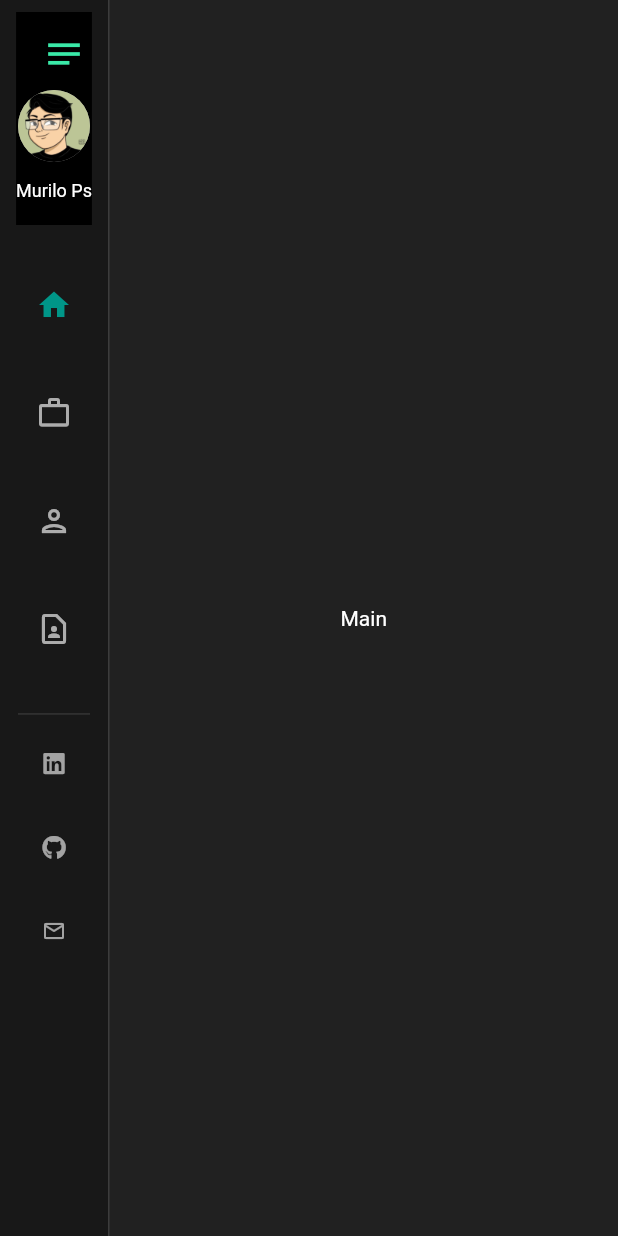
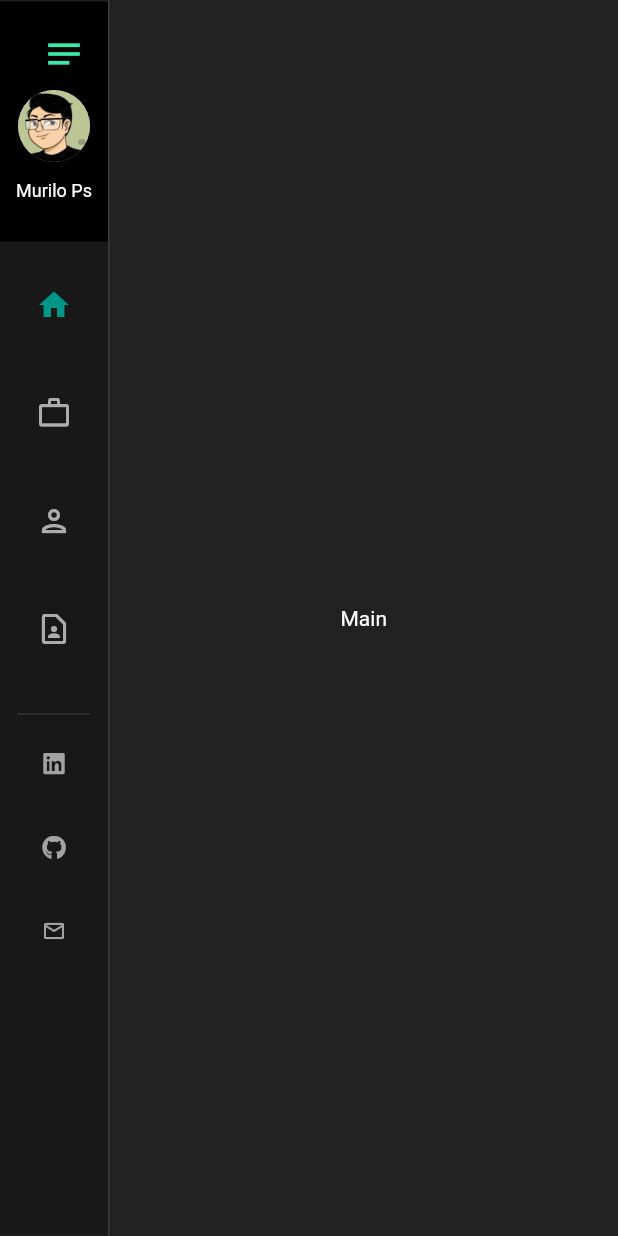
Before and after one commit to murilinhoPs/murilinho-portfolio, a Flutter app: the screen it shows after launch, on a phone screen of 412 x 824 dp. Run offline on Flutter 3.47's test engine with Material 2 defaults, Android fonts, the phone set to English and light mode, and no system bars; our stand-ins replace flutter_markdown.

Commit message:
Fix navBar header width and padding

```diff
--- a/lib/constants.dart
+++ b/lib/constants.dart
@@ -3,6 +3,8 @@ import 'dart:ui';
 const Color primaryColor = Color(0xff3ae9a8);
 
 const navBarDesktopMinWidth = 200.0;
+const navBarHeaderHeightDesktop = 230.0;
+const navBarHeaderHeightMobile = 160.0;
 
 // Strings
 const linkedinLink = 'https://linkedin.com/in/murilinhops';
--- a/lib/pages/main_page/sections/nav_bar/nav_bar.dart
+++ b/lib/pages/main_page/sections/nav_bar/nav_bar.dart
@@ -30,11 +30,30 @@ class _NavBarState extends State<NavBar> {
   Widget build(BuildContext context) {
     return Row(
       children: [
-        Column(
+        Stack(
           children: [
-            Expanded(
-              flex: 3,
-              child: NavigationRail(
+            Positioned(
+              top: 1,
+              bottom: 1,
+              child: Container(
+                color: Color(0xff181818),
+                height: double.infinity,
+                width: navBarDesktopMinWidth,
+              ),
+            ),
+            Positioned(
+              top: 1,
+              child: Container(
+                height: _isMobile
+                    ? navBarHeaderHeightMobile
+                    : navBarHeaderHeightDesktop,
+                width: navBarDesktopMinWidth,
+                child: Material(
+                  color: Colors.black,
+                ),
+              ),
+            ),
+            NavigationRail(
               selectedIndex: _selectedIndex,
               onDestinationSelected: (index) {
                 setState(() {
@@ -42,7 +61,7 @@ class _NavBarState extends State<NavBar> {
                 });
               },
               extended: !_isMobile,
-                backgroundColor: Color(0xff181818),
+              backgroundColor: Colors.transparent,
               minExtendedWidth: navBarDesktopMinWidth,
               labelType: NavigationRailLabelType.none,
               leading: NavBarHeader(
@@ -79,7 +98,6 @@ class _NavBarState extends State<NavBar> {
                 ),
               ],
             ),
-            ),
           ],
         ),
         VerticalDivider(thickness: 1, width: 1),
--- a/lib/pages/main_page/sections/nav_bar/widgets/header/nav_bar_header.dart
+++ b/lib/pages/main_page/sections/nav_bar/widgets/header/nav_bar_header.dart
@@ -14,9 +14,7 @@ class NavBarHeader extends StatelessWidget {
 
   @override
   Widget build(BuildContext context) {
-    return Material(
-      color: Colors.black,
-      child: Stack(
+    return Stack(
       alignment: Alignment.center,
       children: [
         Positioned(
@@ -40,7 +38,6 @@ class NavBarHeader extends StatelessWidget {
         ),
         isMobile ? HeaderMobile() : HeaderDesktop(),
       ],
-      ),
     );
   }
 }
```
Lines whose indentation alone changed are shown as unchanged.
